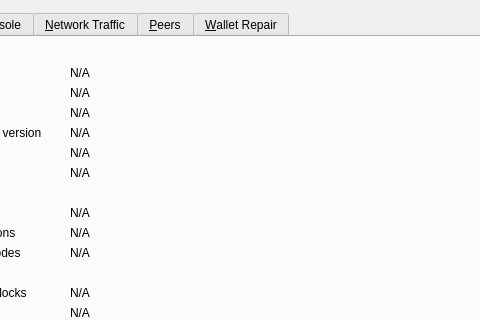
Old version of the form src/qt/forms/debugwindow.ui in the repository Kore-Core/KORE; both pictures show x 130 to 610 and y 0 to 320 of the 740 by 517 pixel window.
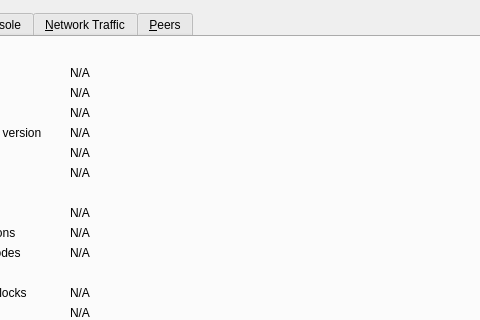
New version of the form. Icons and pictures are not drawn. Custom widgets are drawn as their Qt base class.

What changed in the file:
```diff
--- a/src/qt/forms/debugwindow.ui
+++ b/src/qt/forms/debugwindow.ui
@@ -1298,7 +1298,7 @@
        </item>
       </layout>
      </widget>
-     <widget class="QWidget" name="tab_repair">
+    <!--widget class="QWidget" name="tab_repair">
       <attribute name="title">
        <string>&amp;Wallet Repair</string>
       </attribute>
@@ -1565,7 +1565,7 @@
         </spacer>
        </item>
       </layout>
-     </widget>
+     </widget-->
     </widget>
    </item>
   </layout>
```
